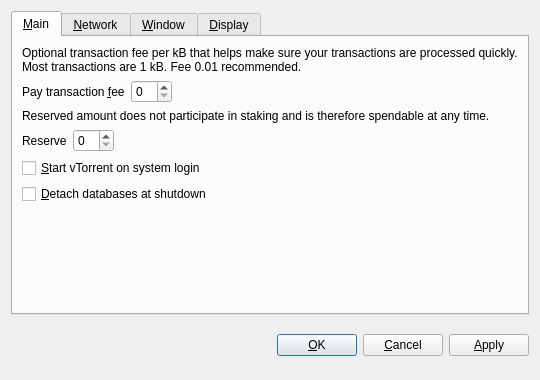
First picture: the form in src/qt/forms/optionsdialog.ui, repository vtorrent/vTorrent-Client, before the edit.
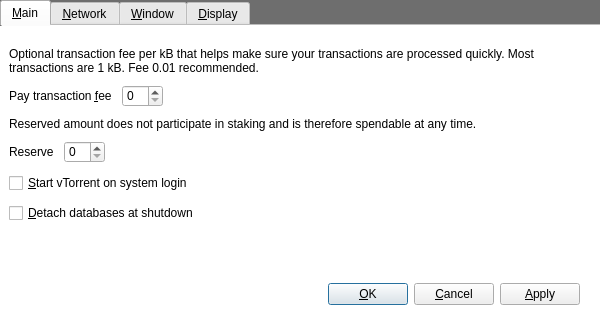
Second picture: the form after the edit. Custom widgets are drawn as their Qt base class.

```diff
--- a/src/qt/forms/optionsdialog.ui
+++ b/src/qt/forms/optionsdialog.ui
@@ -6,30 +6,87 @@
    <rect>
     <x>0</x>
     <y>0</y>
-    <width>540</width>
-    <height>380</height>
+    <width>600</width>
+    <height>330</height>
    </rect>
   </property>
+  <property name="minimumSize">
+   <size>
+    <width>600</width>
+    <height>330</height>
+   </size>
+  </property>
+  <property name="maximumSize">
+   <size>
+    <width>600</width>
+    <height>330</height>
+   </size>
+  </property>
   <property name="windowTitle">
    <string>Options</string>
   </property>
+  <property name="styleSheet">
+   <string notr="true">QDialog { 
+background-color: rgb(110,110,110);
+}</string>
+  </property>
   <property name="modal">
    <bool>true</bool>
   </property>
   <layout class="QVBoxLayout" name="verticalLayout">
+   <property name="spacing">
+    <number>0</number>
+   </property>
+   <property name="leftMargin">
+    <number>0</number>
+   </property>
+   <property name="topMargin">
+    <number>0</number>
+   </property>
+   <property name="rightMargin">
+    <number>0</number>
+   </property>
+   <property name="bottomMargin">
+    <number>0</number>
+   </property>
    <item>
     <widget class="QTabWidget" name="tabWidget">
-     <property name="tabPosition">
-      <enum>QTabWidget::North</enum>
+     <property name="styleSheet">
+      <string notr="true">#tabMain {
+	background-color: rgb(255,255,255);
+}
+#tabNetwork {
+	background-color: rgb(255,255,255);
+}
+#tabWindow {
+	background-color: rgb(255,255,255);
+}
+#tabDisplay {
+	background-color: rgb(255,255,255);
+}</string>
      </property>
      <property name="currentIndex">
       <number>0</number>
      </property>
+     <property name="documentMode">
+      <bool>true</bool>
+     </property>
      <widget class="QWidget" name="tabMain">
       <attribute name="title">
        <string>&amp;Main</string>
       </attribute>
-      <layout class="QVBoxLayout" name="verticalLayout_Main">
+      <layout class="QVBoxLayout" name="verticalLayout_3">
+       <property name="bottomMargin">
+        <number>0</number>
+       </property>
+       <item>
+        <layout class="QVBoxLayout" name="verticalLayout_2">
+         <property name="spacing">
+          <number>10</number>
+         </property>
+         <property name="topMargin">
+          <number>12</number>
+         </property>
        <item>
         <widget class="QLabel" name="transactionFeeInfoLabel">
          <property name="text">
@@ -44,7 +101,7 @@
         </widget>
        </item>
        <item>
-        <layout class="QHBoxLayout" name="horizontalLayoutFee">
+          <layout class="QHBoxLayout" name="horizontalLayout">
          <item>
           <widget class="QLabel" name="transactionFeeLabel">
            <property name="text">
@@ -90,7 +147,7 @@
         </widget>
        </item>
        <item>
-        <layout class="QHBoxLayout" name="horizontalLayoutReserveBalance">
+          <layout class="QHBoxLayout" name="horizontalLayout_2">
          <item>
           <widget class="QLabel" name="reserveBalanceLabel">
            <property name="text">
@@ -156,6 +213,8 @@
         </spacer>
        </item>
       </layout>
+       </item>
+      </layout>
      </widget>
      <widget class="QWidget" name="tabNetwork">
       <attribute name="title">
@@ -420,7 +479,22 @@
     </widget>
    </item>
    <item>
+    <widget class="QFrame" name="OptionButtons">
+     <property name="styleSheet">
+      <string notr="true">#OptionButtons {
+	background-color: rgb(255,255,255);
+}</string>
+     </property>
     <layout class="QHBoxLayout" name="horizontalLayout_Buttons">
+      <property name="leftMargin">
+       <number>20</number>
+      </property>
+      <property name="rightMargin">
+       <number>20</number>
+      </property>
+      <property name="bottomMargin">
+       <number>12</number>
+      </property>
      <item>
       <spacer name="horizontalSpacer_1">
        <property name="orientation">
@@ -494,6 +568,7 @@
       </widget>
      </item>
     </layout>
+    </widget>
    </item>
   </layout>
  </widget>
@@ -502,17 +577,18 @@
    <class>BitcoinAmountField</class>
    <extends>QSpinBox</extends>
    <header>bitcoinamountfield.h</header>
-  </customwidget>
-  <customwidget>
-   <class>QValueComboBox</class>
-   <extends>QComboBox</extends>
-   <header>qvaluecombobox.h</header>
+   <container>1</container>
   </customwidget>
   <customwidget>
    <class>QValidatedLineEdit</class>
    <extends>QLineEdit</extends>
    <header>qvalidatedlineedit.h</header>
   </customwidget>
+  <customwidget>
+   <class>QValueComboBox</class>
+   <extends>QComboBox</extends>
+   <header>qvaluecombobox.h</header>
+  </customwidget>
  </customwidgets>
  <resources/>
  <connections/>
```
Left out of the diff: 33 changed lines with no effect on the pictures. Lines whose indentation alone changed are shown as unchanged.
